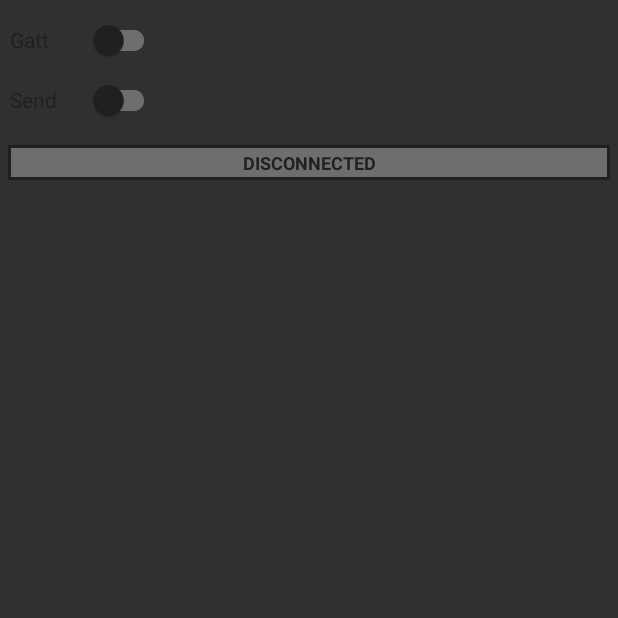
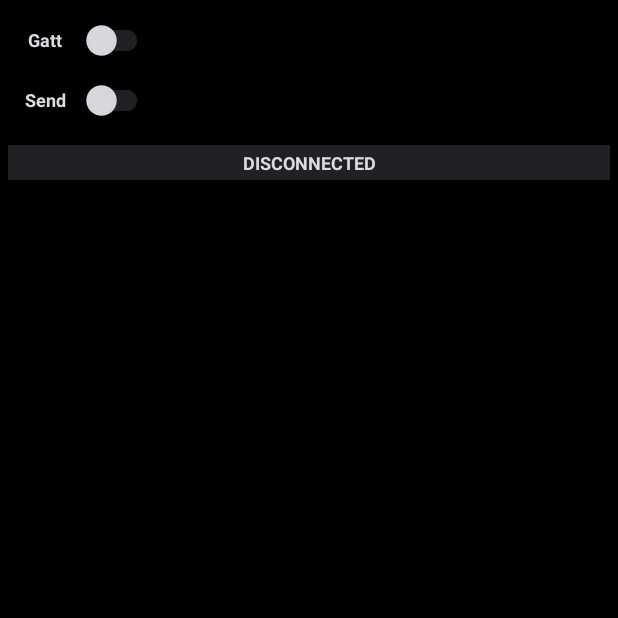
Before and after one commit to AdamRogowski/watch-audio-recorder, an Android app: the screen it shows after launch (MainActivity), on a phone screen of 412 x 824 dp, the top half of it. Run offline under Robolectric (Android 15) with nearby library versions, the phone set to English and light mode, and no system bars; plain views replace BoxInsetLayout; 1 statement that could not run was skipped.

Commit message:
some refactoring and UI changes

```diff
--- a/app/src/main/java/com/example/watchrectest/MainActivity.kt
+++ b/app/src/main/java/com/example/watchrectest/MainActivity.kt
@@ -101,7 +101,7 @@ class MainActivity : AppCompatActivity() {
     }
 
     private fun startMic(){
-        vibrateThrice()
+        vibrateLong()
         micManager.startRecording()
         fakeSleepModeOn()
         //acquireWakeLock()
@@ -122,7 +122,7 @@ class MainActivity : AppCompatActivity() {
         v.vibrate(VibrationEffect.createOneShot(50, VibrationEffect.DEFAULT_AMPLITUDE))
     }
 
-    private fun vibrateThrice(){
+    private fun vibrateLong(){
         v.vibrate(VibrationEffect.createOneShot(300, VibrationEffect.DEFAULT_AMPLITUDE))
     }
 
--- a/app/src/main/res/drawable/textview_border.xml
+++ b/app/src/main/res/drawable/textview_border.xml
@@ -1,10 +1,12 @@
 <shape xmlns:android="http://schemas.android.com/apk/res/android"
     android:shape="rectangle">
 
-    <solid android:color="#6e6e6e" />  <!-- Background color of the text view -->
+    <solid android:color="#202124" />  <!-- Background color of the text view -->
+    <!--
     <stroke
         android:width="2dp"
-        android:color="@color/textview_border_color" />  <!-- Color of the border -->
+        android:color="@color/textview_border_color" />
+    -->
 
 
 </shape>
--- a/app/src/main/res/layout/activity_main.xml
+++ b/app/src/main/res/layout/activity_main.xml
@@ -5,6 +5,7 @@
     android:layout_width="match_parent"
     android:layout_height="match_parent"
     android:padding="@dimen/box_inset_layout_padding"
+    android:background="@color/layout_background_color"
     tools:context=".MainActivity"
     tools:deviceIds="wear">
 
@@ -14,25 +15,31 @@
         android:padding="@dimen/inner_frame_layout_padding"
         app:layout_boxedEdges="all">
 
+
         <com.google.android.material.switchmaterial.SwitchMaterial
             android:id="@+id/switch_Gatt"
-            android:layout_width="100dp"
+            android:layout_width="95dp"
             android:layout_height="40dp"
+            android:layout_marginStart="1dp"
+            android:layout_marginTop="1dp"
+            android:gravity="center"
             android:text="@string/switch_gatt"
             android:textColor="@color/switch_text_color"
-            android:layout_marginTop="1dp"
-            android:layout_marginStart="1dp"
-            app:useMaterialThemeColors="false"
+            android:textSize="12sp"
+            android:textStyle="bold"
             app:thumbTint="@color/switch_thumb_color"
-            app:trackTint="@color/switch_track_color"/>
-
+            app:trackTint="@color/switch_track_color"
+            app:useMaterialThemeColors="false" />
 
         <com.google.android.material.switchmaterial.SwitchMaterial
             android:id="@+id/switch_Rec"
-            android:layout_width="100dp"
+            android:layout_width="95dp"
             android:layout_height="40dp"
             android:text="@string/switch_rec"
+            android:gravity="center"
             android:textColor="@color/switch_text_color"
+            android:textSize="12sp"
+            android:textStyle="bold"
             android:layout_marginTop="41dp"
             android:layout_marginStart="1dp"
             app:useMaterialThemeColors="false"
--- a/app/src/main/res/values/colors.xml
+++ b/app/src/main/res/values/colors.xml
@@ -5,8 +5,9 @@
     <color name="Silver">#C0C0C0</color>
     <color name="DimGray">#696969</color>
     <color name="DarkRed">#8B0000</color>
-    <color name="switch_thumb_color">#202020</color>
-    <color name="switch_track_color">#6e6e6e</color>
-    <color name="switch_text_color">#202020</color>
-    <color name="textview_border_color">#202020</color>
+    <color name="switch_thumb_color">#DADCE0</color>
+    <color name="switch_track_color">#202124</color>
+    <color name="switch_text_color">#DADCE0</color>
+    <color name="textview_border_color">#DADCE0</color>
+    <color name="layout_background_color">#000000</color>
 </resources>
```
